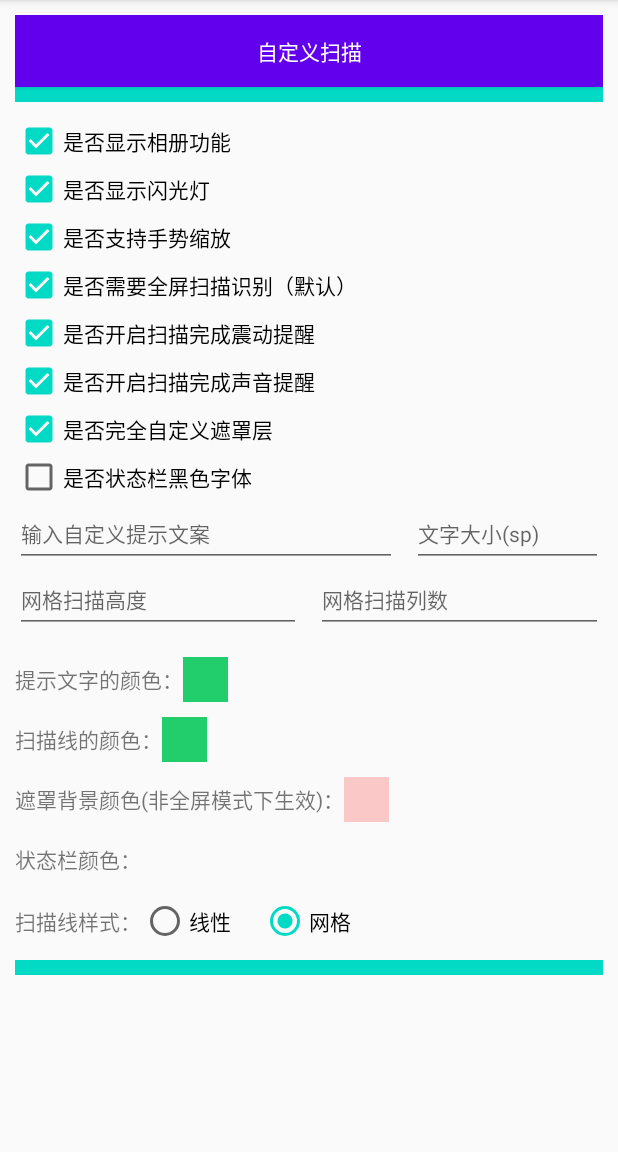
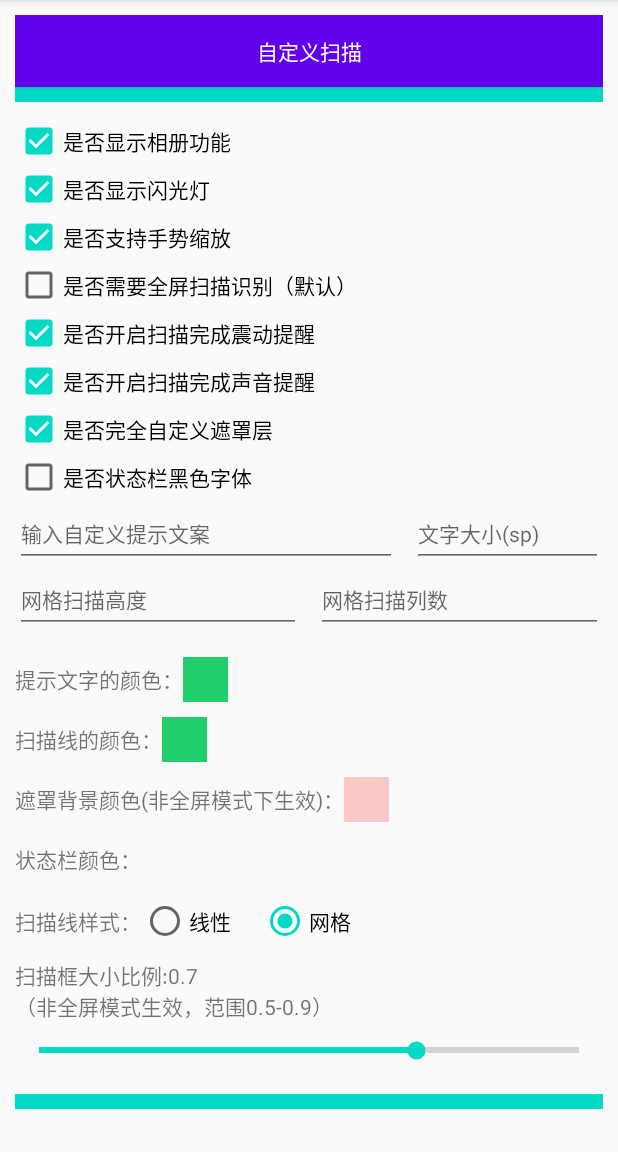
Before and after one commit to maning0303/MNMLKitScanner, an Android app: the CustomConfigActivity screen opened directly, with no data from a screen before it, on a phone screen of 412 x 824 dp, the part 84-1236 px from its top. Run offline under Robolectric (Android 15) with nearby library versions, the light colour scheme and no system bars; libraries missing offline, so code that uses them is left out: top.defaults.colorpicker.

Commit message:
1.barcode-scanning:17.0.2 2.非全屏模式支持自定义扫描框大小设置

```diff
--- a/app/build.gradle
+++ b/app/build.gradle
@@ -42,7 +42,7 @@ dependencies {
     implementation project(path: ':mlkit-scanner')
 //    implementation 'com.github.maning0303:MNMLKitScanner:V1.0.1'
 
-    implementation 'com.google.mlkit:barcode-scanning:17.0.0'
+    implementation 'com.google.mlkit:barcode-scanning:17.0.2'
     implementation 'androidx.camera:camera-core:1.0.2'
     implementation 'androidx.camera:camera-camera2:1.0.2'
     implementation 'androidx.camera:camera-lifecycle:1.0.2'
--- a/app/src/main/java/com/maning/mlkitscanner/demo/CustomConfigActivity.java
+++ b/app/src/main/java/com/maning/mlkitscanner/demo/CustomConfigActivity.java
@@ -11,6 +11,7 @@ import android.widget.EditText;
 import android.widget.ImageView;
 import android.widget.LinearLayout;
 import android.widget.RadioButton;
+import android.widget.SeekBar;
 import android.widget.TextView;
 import android.widget.Toast;
 
@@ -97,6 +98,8 @@ public class CustomConfigActivity extends AppCompatActivity implements View.OnCl
      */
     private CheckBox mCbStatusDark;
     private TextView mBtnColorStatusbarBg;
+    private SeekBar mSbarFrameSize;
+    private TextView mTvFrameSize;
 
     @Override
     protected void onCreate(Bundle savedInstanceState) {
@@ -128,13 +131,35 @@ public class CustomConfigActivity extends AppCompatActivity implements View.OnCl
         mCbStatusDark = (CheckBox) findViewById(R.id.cb_status_dark);
         mBtnColorStatusbarBg = (TextView) findViewById(R.id.btn_color_statusbar_bg);
         mBtnColorStatusbarBg.setOnClickListener(this);
+        mTvFrameSize = (TextView) findViewById(R.id.tv_frameSize);
+        mSbarFrameSize = (SeekBar) findViewById(R.id.sbar_frameSize);
+        mSbarFrameSize.setOnSeekBarChangeListener(new SeekBar.OnSeekBarChangeListener() {
+            @Override
+            public void onProgressChanged(SeekBar seekBar, int i, boolean b) {
+                if (mSbarFrameSize.getProgress() < 50) {
+                    mSbarFrameSize.setProgress(50);
+                }
+                if (mSbarFrameSize.getProgress() > 90) {
+                    mSbarFrameSize.setProgress(90);
+                }
+                mTvFrameSize.setText("扫描框大小比例：" + (mSbarFrameSize.getProgress() / 100f) + "\n（非全屏模式生效，范围0.5-0.9）");
+            }
+
+            @Override
+            public void onStartTrackingTouch(SeekBar seekBar) {
+
+            }
+
+            @Override
+            public void onStopTrackingTouch(SeekBar seekBar) {
+
+            }
+        });
     }
 
     @Override
     public void onClick(View v) {
         switch (v.getId()) {
-            default:
-                break;
             case R.id.btn_color_picker_text:
                 new ColorPickerPopup.Builder(this)
                         .initialColor(Color.parseColor(colorText))
@@ -207,6 +232,8 @@ public class CustomConfigActivity extends AppCompatActivity implements View.OnCl
                             }
                         });
                 break;
+            default:
+                break;
         }
     }
 
@@ -257,6 +284,8 @@ public class CustomConfigActivity extends AppCompatActivity implements View.OnCl
                 .setResultPointConfigs(36, 12, 3, colorResultPointStroke, colorResultPoint)
                 //状态栏设置
                 .setStatusBarConfigs(colorStatusBar, mCbStatusDark.isChecked())
+                //扫描框宽度大小比例，非全屏模式下生效，默认0.7，范围0.5-0.9
+                .setScanFrameSizeScale(mSbarFrameSize.getProgress() / 100f)
                 //自定义遮罩
                 .setCustomShadeViewLayoutID(mCbCustomView.isChecked() ? R.layout.layout_custom_view : 0, new MNCustomViewBindCallback() {
                     @Override
--- a/app/src/main/res/layout/activity_custom_config.xml
+++ b/app/src/main/res/layout/activity_custom_config.xml
@@ -58,7 +58,7 @@
                 android:id="@+id/cb_fullscreen_scan"
                 android:layout_width="wrap_content"
                 android:layout_height="wrap_content"
-                android:checked="true"
+                android:checked="false"
                 android:text="是否需要全屏扫描识别（默认）" />
 
             <CheckBox
@@ -265,6 +265,32 @@
 
             </LinearLayout>
 
+            <LinearLayout
+                android:layout_width="match_parent"
+                android:layout_height="wrap_content"
+                android:layout_marginTop="10dp"
+                android:gravity="center_vertical"
+                android:orientation="vertical">
+
+                <TextView
+                    android:id="@+id/tv_frameSize"
+                    android:layout_width="wrap_content"
+                    android:layout_height="wrap_content"
+                    android:text="扫描框大小比例:0.7\n（非全屏模式生效，范围0.5-0.9）"
+                    android:textSize="14sp" />
+
+                <SeekBar
+                    android:id="@+id/sbar_frameSize"
+                    style="?android:attr/progressBarStyleHorizontal"
+                    android:layout_width="match_parent"
+                    android:layout_height="wrap_content"
+                    android:layout_marginTop="10dp"
+                    android:layout_marginBottom="10dp"
+                    android:max="100"
+                    android:progress="70" />
+
+            </LinearLayout>
+
             <TextView
                 android:layout_width="match_parent"
                 android:layout_height="10dp"
--- a/mlkit-scanner/build.gradle
+++ b/mlkit-scanner/build.gradle
@@ -28,7 +28,7 @@ dependencies {
     implementation fileTree(dir: "libs", include: ["*.jar"])
     compileOnly 'androidx.appcompat:appcompat:1.1.0'
 
-    compileOnly 'com.google.mlkit:barcode-scanning:17.0.0'
+    compileOnly 'com.google.mlkit:barcode-scanning:17.0.2'
     compileOnly "androidx.camera:camera-core:1.0.2"
     compileOnly "androidx.camera:camera-camera2:1.0.2"
     compileOnly "androidx.camera:camera-lifecycle:1.0.2"
--- a/mlkit-scanner/src/main/java/com/maning/mlkitscanner/scan/analyser/BarcodeAnalyser.java
+++ b/mlkit-scanner/src/main/java/com/maning/mlkitscanner/scan/analyser/BarcodeAnalyser.java
@@ -13,10 +13,10 @@ import com.google.android.gms.tasks.OnCompleteListener;
 import com.google.android.gms.tasks.OnFailureListener;
 import com.google.android.gms.tasks.OnSuccessListener;
 import com.google.android.gms.tasks.Task;
-import com.google.mlkit.vision.barcode.Barcode;
 import com.google.mlkit.vision.barcode.BarcodeScanner;
 import com.google.mlkit.vision.barcode.BarcodeScannerOptions;
 import com.google.mlkit.vision.barcode.BarcodeScanning;
+import com.google.mlkit.vision.barcode.common.Barcode;
 import com.google.mlkit.vision.common.InputImage;
 import com.maning.mlkitscanner.scan.callback.OnCameraAnalyserCallback;
 import com.maning.mlkitscanner.scan.utils.ImageUtils;
@@ -105,8 +105,8 @@ public class BarcodeAnalyser implements ImageAnalysis.Analyzer {
                         }
                         isAnalyze = false;
                         for (Barcode barcode : barcodes) {
-                            String value = barcode.getRawValue();
-                            Log.e("======", "value:" + value);
+                            Log.i("======", "barcode-getDisplayValue:" + barcode.getDisplayValue());
+                            Log.i("======", "barcode-getRawValue:" + barcode.getRawValue());
                         }
                         if (onCameraAnalyserCallback != null) {
                             onCameraAnalyserCallback.onSuccess(finalBitmap, barcodes);
--- a/mlkit-scanner/src/main/java/com/maning/mlkitscanner/scan/callback/OnCameraAnalyserCallback.java
+++ b/mlkit-scanner/src/main/java/com/maning/mlkitscanner/scan/callback/OnCameraAnalyserCallback.java
@@ -2,7 +2,8 @@ package com.maning.mlkitscanner.scan.callback;
 
 import android.graphics.Bitmap;
 
-import com.google.mlkit.vision.barcode.Barcode;
+
+import com.google.mlkit.vision.barcode.common.Barcode;
 
 import java.util.List;
 
--- a/mlkit-scanner/src/main/java/com/maning/mlkitscanner/scan/camera/CameraManager.java
+++ b/mlkit-scanner/src/main/java/com/maning/mlkitscanner/scan/camera/CameraManager.java
@@ -19,7 +19,7 @@ import androidx.core.content.ContextCompat;
 import androidx.lifecycle.LifecycleOwner;
 
 import com.google.common.util.concurrent.ListenableFuture;
-import com.google.mlkit.vision.barcode.Barcode;
+import com.google.mlkit.vision.barcode.common.Barcode;
 import com.maning.mlkitscanner.scan.analyser.BarcodeAnalyser;
 import com.maning.mlkitscanner.scan.callback.OnCameraAnalyserCallback;
 import com.maning.mlkitscanner.scan.model.MNScanConfig;
--- a/mlkit-scanner/src/main/java/com/maning/mlkitscanner/scan/ui/ScanPreviewActivity.java
+++ b/mlkit-scanner/src/main/java/com/maning/mlkitscanner/scan/ui/ScanPreviewActivity.java
@@ -21,7 +21,7 @@ import androidx.camera.view.PreviewView;
 
 import com.google.android.gms.tasks.OnFailureListener;
 import com.google.android.gms.tasks.OnSuccessListener;
-import com.google.mlkit.vision.barcode.Barcode;
+import com.google.mlkit.vision.barcode.common.Barcode;
 import com.google.mlkit.vision.common.InputImage;
 import com.maning.mlkitscanner.R;
 import com.maning.mlkitscanner.scan.MNScanManager;
@@ -118,7 +118,7 @@ public class ScanPreviewActivity extends AppCompatActivity {
                 result_point_view.setDatas(barcodes, bitmap);
                 result_point_view.setVisibility(View.VISIBLE);
                 if (barcodes.size() == 1) {
-                    finishSuccess(barcodes.get(0).getRawValue());
+                    finishSuccess(barcodes.get(0).getDisplayValue());
                 }
             }
         });
--- a/mlkit-scanner/src/main/java/com/maning/mlkitscanner/scan/view/ScanResultPointView.java
+++ b/mlkit-scanner/src/main/java/com/maning/mlkitscanner/scan/view/ScanResultPointView.java
@@ -17,7 +17,7 @@ import android.widget.ImageView;
 import android.widget.RelativeLayout;
 import android.widget.TextView;
 
-import com.google.mlkit.vision.barcode.Barcode;
+import com.google.mlkit.vision.barcode.common.Barcode;
 import com.maning.mlkitscanner.R;
 import com.maning.mlkitscanner.scan.model.MNScanConfig;
 import com.maning.mlkitscanner.scan.utils.CommonUtils;
@@ -217,7 +217,7 @@ public class ScanResultPointView extends FrameLayout {
                 @Override
                 public void onClick(View v) {
                     if (onResultPointClickListener != null) {
-                        onResultPointClickListener.onPointClick(barcode.getRawValue());
+                        onResultPointClickListener.onPointClick(barcode.getDisplayValue());
                     }
                 }
             });
--- a/mlkit-scanner/src/main/java/com/maning/mlkitscanner/scan/view/ViewfinderView.java
+++ b/mlkit-scanner/src/main/java/com/maning/mlkitscanner/scan/view/ViewfinderView.java
@@ -214,7 +214,7 @@ public final class ViewfinderView extends View {
         int height = canvas.getHeight();
         int txtMargin = CommonUtils.dip2px(getContext(), 20);
 
-        int frameWidth = width * 7 / 10;
+        int frameWidth = (int) (width * this.mnScanConfig.getScanFrameSizeScale());
         if (mnScanConfig != null && mnScanConfig.isFullScreenScan()) {
             frameWidth = width * 9 / 10;
         }
```
Also changed, not shown: mlkit-scanner/src/main/java/com/maning/mlkitscanner/scan/model/MNScanConfig.java (+20 -0 lines).
